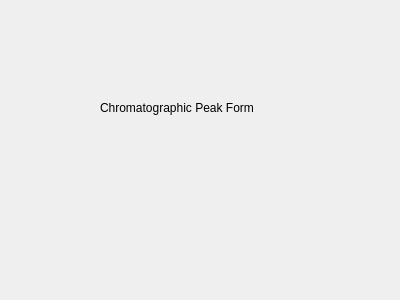
This is src/libs/qtwidgets/chromatographicpeakform.ui in qtplatz/qtplatz as Qt 5 draws it before an edit. The edited form follows.
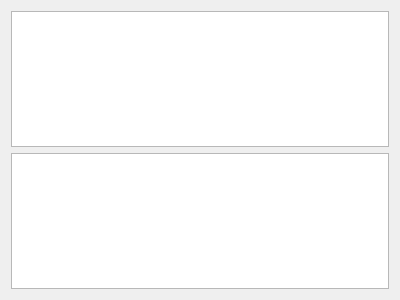
This is the edited form.

Diff of the .ui file:
```diff
--- a/src/libs/qtwidgets/chromatographicpeakform.ui
+++ b/src/libs/qtwidgets/chromatographicpeakform.ui
@@ -13,19 +13,18 @@
   <property name="windowTitle">
    <string>Form</string>
   </property>
-  <widget class="QLabel" name="label">
-   <property name="geometry">
-    <rect>
-     <x>100</x>
-     <y>100</y>
-     <width>201</width>
-     <height>16</height>
-    </rect>
-   </property>
-   <property name="text">
-    <string>Chromatographic Peak Form</string>
-   </property>
-  </widget>
+  <layout class="QHBoxLayout" name="horizontalLayout">
+   <item>
+    <layout class="QVBoxLayout" name="verticalLayout">
+     <item>
+      <widget class="QTreeView" name="treeView"/>
+     </item>
+     <item>
+      <widget class="QTableView" name="tableView"/>
+     </item>
+    </layout>
+   </item>
+  </layout>
  </widget>
  <resources/>
  <connections/>
```
